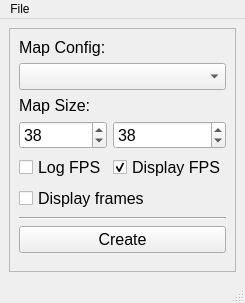
This is ui/simulation_controller_mainwindow.ui in kpdudek/EvolutionSimulator as Qt 5 draws it before an edit. The edited form follows.
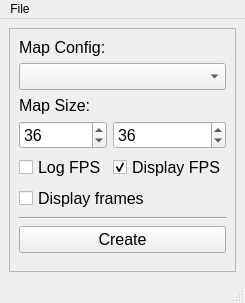
This is the edited form.

```diff
--- a/ui/simulation_controller_mainwindow.ui
+++ b/ui/simulation_controller_mainwindow.ui
@@ -112,7 +112,7 @@
           <number>150</number>
          </property>
          <property name="value">
-          <number>38</number>
+          <number>36</number>
          </property>
         </widget>
        </item>
@@ -127,7 +127,7 @@
           <number>80</number>
          </property>
          <property name="value">
-          <number>38</number>
+          <number>36</number>
          </property>
         </widget>
        </item>
```
